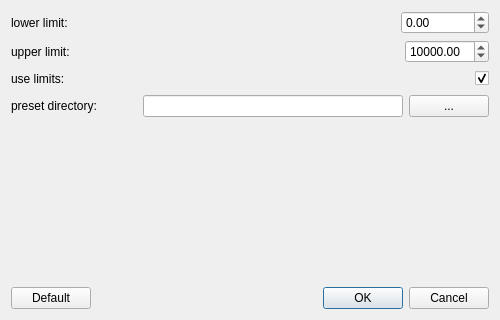
Above: app/widgets/generalsettings.ui from Tilagiho/eNoseAnnotator before the change. Below: the same form after it.
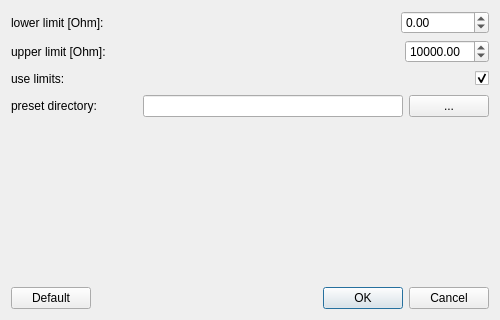
That is the form after the change.

Patch:
```diff
--- a/app/widgets/generalsettings.ui
+++ b/app/widgets/generalsettings.ui
@@ -30,7 +30,7 @@
           <string>&lt;html&gt;&lt;head/&gt;&lt;body&gt;&lt;p&gt;Sensor resistances smaller than the lower limit trigger a sensor failure flag, if use limits is activated.&lt;/p&gt;&lt;/body&gt;&lt;/html&gt;</string>
          </property>
          <property name="text">
-          <string>lower limit:</string>
+          <string>lower limit [Ohm]:</string>
          </property>
         </widget>
        </item>
@@ -70,7 +70,7 @@
           <string>&lt;html&gt;&lt;head/&gt;&lt;body&gt;&lt;p&gt;Sensor resistances higher than the upper limit trigger a sensor failure flag, if use limits is activated.&lt;/p&gt;&lt;/body&gt;&lt;/html&gt;</string>
          </property>
          <property name="text">
-          <string>upper limit:</string>
+          <string>upper limit [Ohm]:</string>
          </property>
         </widget>
        </item>
```
